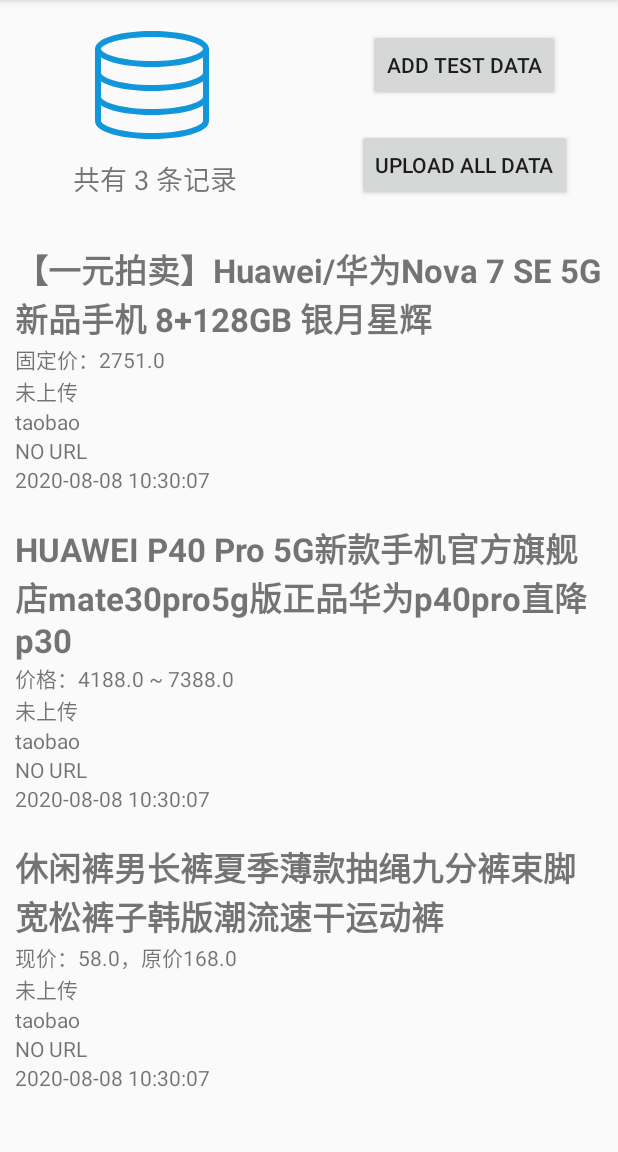
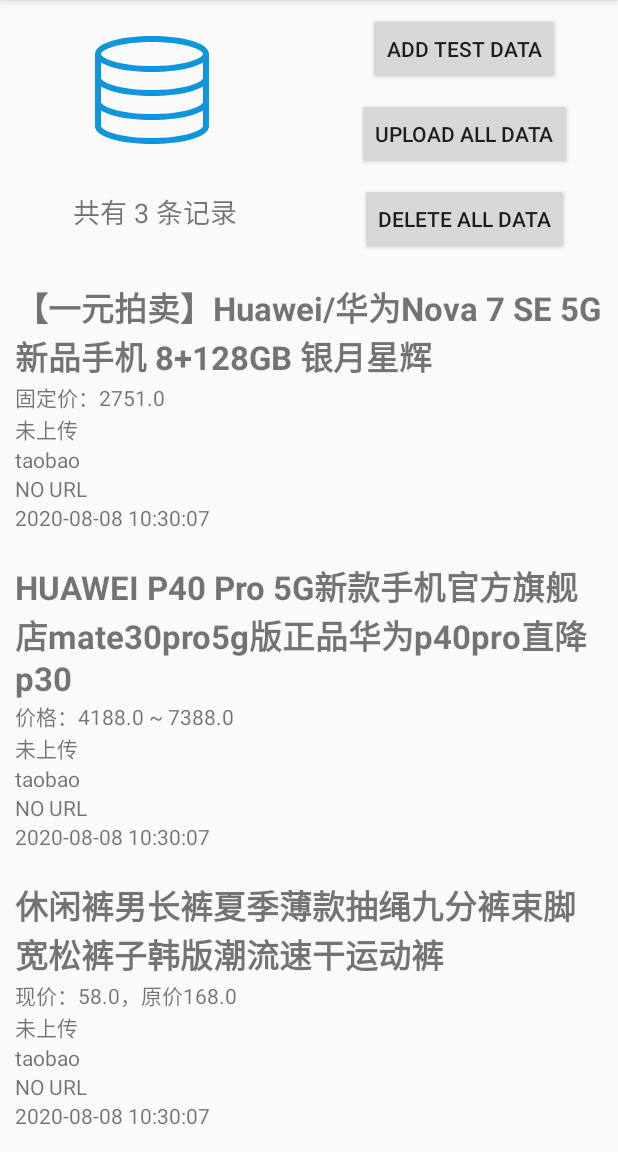
Before and after one commit to skr746655859/-app, an Android app: the screen it shows after launch (MainActivity), after a tap on "ADD TEST DATA", on a phone screen of 412 x 824 dp, the part 84-1236 px from its top. Run offline under Robolectric (Android 15) with nearby library versions, the phone set to English and light mode, and no system bars; our stand-ins replace Dagger/Hilt's generated code, Room's generated code.

Commit message:
添加移除所有数据的功能

```diff
--- a/AntiBigDataApp/app/src/main/java/com/salhe/antibigdata/data/dao/ProductsDao.kt
+++ b/AntiBigDataApp/app/src/main/java/com/salhe/antibigdata/data/dao/ProductsDao.kt
@@ -33,4 +33,7 @@ interface ProductsDao {
     @Query("UPDATE $PRODUCTS_TABLE_NAME SET state=:newState WHERE id = :id")
     fun updateStateById(id: Long, newState: DataState)
 
+    @Query("DELETE FROM $PRODUCTS_TABLE_NAME")
+    fun deleteAll()
+
 }
--- a/AntiBigDataApp/app/src/main/java/com/salhe/antibigdata/ui/activity/MainActivity.kt
+++ b/AntiBigDataApp/app/src/main/java/com/salhe/antibigdata/ui/activity/MainActivity.kt
@@ -180,4 +180,8 @@ class MainActivity : AppCompatActivity(), ActivityCompat.OnRequestPermissionsRes
         }
     }
 
+    fun deleteAllData(v: View){
+        productsDao.deleteAll()
+    }
+
 }
--- a/AntiBigDataApp/app/src/main/res/layout/activity_main.xml
+++ b/AntiBigDataApp/app/src/main/res/layout/activity_main.xml
@@ -14,7 +14,7 @@
         android:layout_width="wrap_content"
         android:layout_height="wrap_content"
         android:orientation="horizontal"
-        app:layout_constraintGuide_percent="0.2" />
+        app:layout_constraintGuide_percent="0.23255815" />
 
     <androidx.constraintlayout.widget.Guideline
         android:id="@+id/guideline2"
@@ -27,7 +27,6 @@
         android:id="@+id/imageView"
         android:layout_width="wrap_content"
         android:layout_height="wrap_content"
-        android:layout_marginTop="16dp"
         app:layout_constraintBottom_toTopOf="@+id/countTextView"
         app:layout_constraintEnd_toStartOf="@+id/guideline2"
         app:layout_constraintStart_toStartOf="parent"
@@ -38,7 +37,6 @@
         android:id="@+id/countTextView"
         android:layout_width="wrap_content"
         android:layout_height="wrap_content"
-        android:layout_marginBottom="16dp"
         android:text="@{String.valueOf(viewModel.countProducts)}"
         android:textSize="18sp"
         app:layout_constraintBottom_toTopOf="@+id/guideline"
@@ -64,7 +62,6 @@
         android:text="Add Test Data"
         app:layout_constraintBottom_toTopOf="@+id/button2"
         app:layout_constraintEnd_toEndOf="parent"
-        app:layout_constraintHorizontal_bias="0.5"
         app:layout_constraintStart_toStartOf="@+id/guideline2"
         app:layout_constraintTop_toTopOf="parent" />
 
@@ -72,12 +69,23 @@
         android:id="@+id/button2"
         android:layout_width="wrap_content"
         android:layout_height="wrap_content"
+        android:onClick="uploadAllData"
         android:text="Upload All Data"
-        android:onClick="uploadAllData"
-        app:layout_constraintBottom_toTopOf="@+id/productsRecyclerView"
+        app:layout_constraintBottom_toTopOf="@+id/button3"
         app:layout_constraintEnd_toEndOf="@+id/button"
         app:layout_constraintStart_toStartOf="@+id/button"
         app:layout_constraintTop_toBottomOf="@+id/button" />
 
+    <Button
+        android:id="@+id/button3"
+        android:layout_width="wrap_content"
+        android:layout_height="wrap_content"
+        android:onClick="deleteAllData"
+        android:text="Delete All Data"
+        app:layout_constraintBottom_toTopOf="@+id/guideline"
+        app:layout_constraintEnd_toEndOf="@+id/button"
+        app:layout_constraintStart_toStartOf="@+id/button"
+        app:layout_constraintTop_toBottomOf="@+id/button2" />
+
 
 </androidx.constraintlayout.widget.ConstraintLayout>
```
